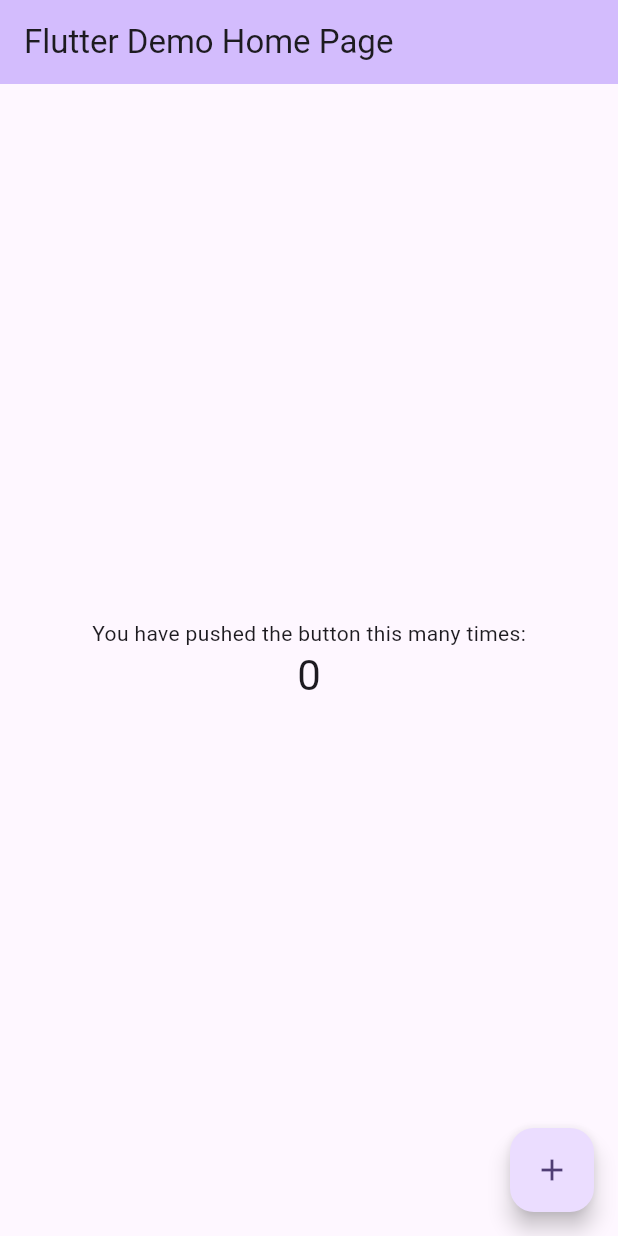
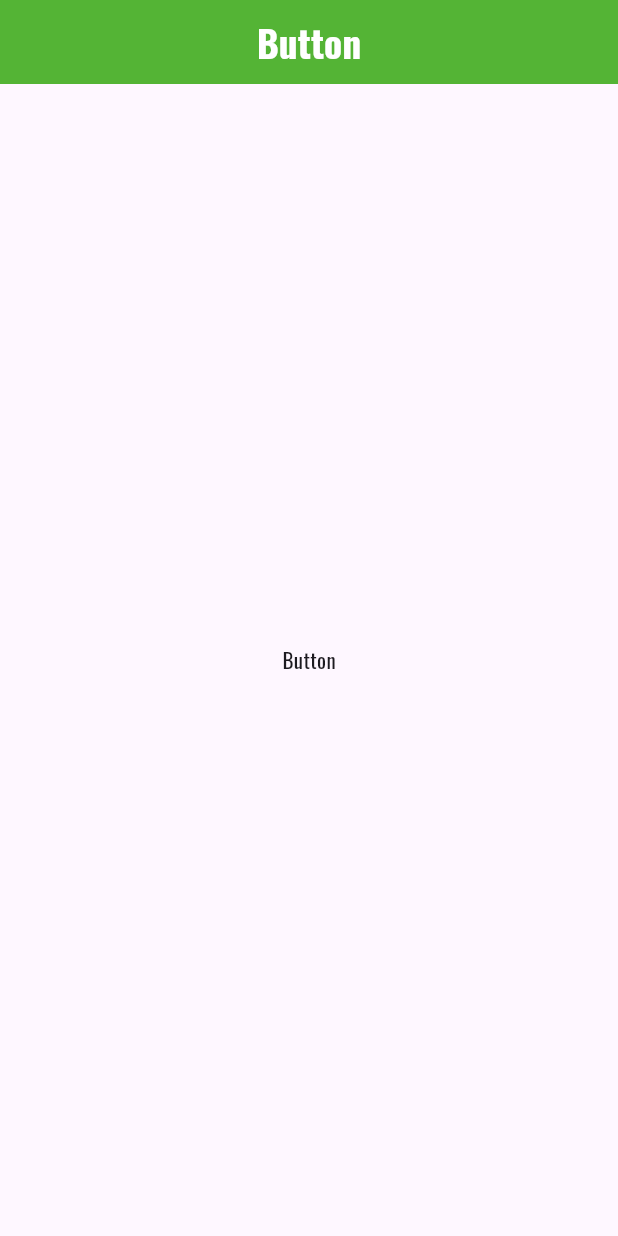
Before and after one commit to alhasann351/button, a Flutter app: the screen it shows after launch, on a phone screen of 412 x 824 dp. Run offline on Flutter 3.47's test engine with Material 3 defaults, Android fonts, the phone set to English and light mode, and no system bars; our stand-ins replace google_fonts.

Commit message:
appbar added

```diff
--- a/lib/main.dart
+++ b/lib/main.dart
@@ -1,4 +1,5 @@
 import 'package:flutter/material.dart';
+import 'package:google_fonts/google_fonts.dart';
 
 void main() {
   runApp(const MyApp());
@@ -7,119 +8,45 @@ void main() {
 class MyApp extends StatelessWidget {
   const MyApp({super.key});
 
-  // This widget is the root of your application.
   @override
   Widget build(BuildContext context) {
     return MaterialApp(
-      title: 'Flutter Demo',
+      debugShowCheckedModeBanner: false,
       theme: ThemeData(
-        // This is the theme of your application.
-        //
-        // TRY THIS: Try running your application with "flutter run". You'll see
-        // the application has a purple toolbar. Then, without quitting the app,
-        // try changing the seedColor in the colorScheme below to Colors.green
-        // and then invoke "hot reload" (save your changes or press the "hot
-        // reload" button in a Flutter-supported IDE, or press "r" if you used
-        // the command line to start the app).
-        //
-        // Notice that the counter didn't reset back to zero; the application
-        // state is not lost during the reload. To reset the state, use hot
-        // restart instead.
-        //
-        // This works for code too, not just values: Most code changes can be
-        // tested with just a hot reload.
-        colorScheme: ColorScheme.fromSeed(seedColor: Colors.deepPurple),
-        useMaterial3: true,
+        textTheme: GoogleFonts.oswaldTextTheme(),
+        primaryColor: const Color(0xFF54B435),
       ),
-      home: const MyHomePage(title: 'Flutter Demo Home Page'),
+      home: const MyHomePage(),
     );
   }
 }
 
 class MyHomePage extends StatefulWidget {
-  const MyHomePage({super.key, required this.title});
-
-  // This widget is the home page of your application. It is stateful, meaning
-  // that it has a State object (defined below) that contains fields that affect
-  // how it looks.
-
-  // This class is the configuration for the state. It holds the values (in this
-  // case the title) provided by the parent (in this case the App widget) and
-  // used by the build method of the State. Fields in a Widget subclass are
-  // always marked "final".
-
-  final String title;
+  const MyHomePage({super.key});
 
   @override
   State<MyHomePage> createState() => _MyHomePageState();
 }
 
 class _MyHomePageState extends State<MyHomePage> {
-  int _counter = 0;
-
-  void _incrementCounter() {
-    setState(() {
-      // This call to setState tells the Flutter framework that something has
-      // changed in this State, which causes it to rerun the build method below
-      // so that the display can reflect the updated values. If we changed
-      // _counter without calling setState(), then the build method would not be
-      // called again, and so nothing would appear to happen.
-      _counter++;
-    });
-  }
-
   @override
   Widget build(BuildContext context) {
-    // This method is rerun every time setState is called, for instance as done
-    // by the _incrementCounter method above.
-    //
-    // The Flutter framework has been optimized to make rerunning build methods
-    // fast, so that you can just rebuild anything that needs updating rather
-    // than having to individually change instances of widgets.
     return Scaffold(
       appBar: AppBar(
-        // TRY THIS: Try changing the color here to a specific color (to
-        // Colors.amber, perhaps?) and trigger a hot reload to see the AppBar
-        // change color while the other colors stay the same.
-        backgroundColor: Theme.of(context).colorScheme.inversePrimary,
-        // Here we take the value from the MyHomePage object that was created by
-        // the App.build method, and use it to set our appbar title.
-        title: Text(widget.title),
-      ),
-      body: Center(
-        // Center is a layout widget. It takes a single child and positions it
-        // in the middle of the parent.
-        child: Column(
-          // Column is also a layout widget. It takes a list of children and
-          // arranges them vertically. By default, it sizes itself to fit its
-          // children horizontally, and tries to be as tall as its parent.
-          //
-          // Column has various properties to control how it sizes itself and
-          // how it positions its children. Here we use mainAxisAlignment to
-          // center the children vertically; the main axis here is the vertical
-          // axis because Columns are vertical (the cross axis would be
-          // horizontal).
-          //
-          // TRY THIS: Invoke "debug painting" (choose the "Toggle Debug Paint"
-          // action in the IDE, or press "p" in the console), to see the
-          // wireframe for each widget.
-          mainAxisAlignment: MainAxisAlignment.center,
-          children: <Widget>[
-            const Text(
-              'You have pushed the button this many times:',
-            ),
-            Text(
-              '$_counter',
-              style: Theme.of(context).textTheme.headlineMedium,
-            ),
-          ],
+        centerTitle: true,
+        backgroundColor: Theme.of(context).primaryColor,
+        title: const Text(
+          'Button',
+          style: TextStyle(
+            fontSize: 25,
+            fontWeight: FontWeight.bold,
+            color: Colors.white,
+          ),
         ),
       ),
-      floatingActionButton: FloatingActionButton(
-        onPressed: _incrementCounter,
-        tooltip: 'Increment',
-        child: const Icon(Icons.add),
-      ), // This trailing comma makes auto-formatting nicer for build methods.
+      body: const Center(
+        child: Text('Button'),
+      ),
     );
   }
 }
--- a/pubspec.yaml
+++ b/pubspec.yaml
@@ -35,6 +35,7 @@ dependencies:
   # The following adds the Cupertino Icons font to your application.
   # Use with the CupertinoIcons class for iOS style icons.
   cupertino_icons: ^1.0.2
+  google_fonts:
 
 dev_dependencies:
   flutter_test:
```
Also changed, not shown: pubspec.lock.
